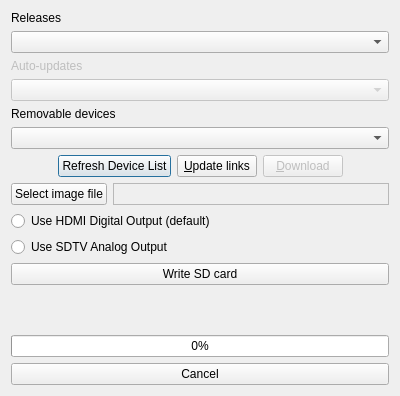
Qt form installer.ui (RasPlex/rasplex-installer) before a commit.
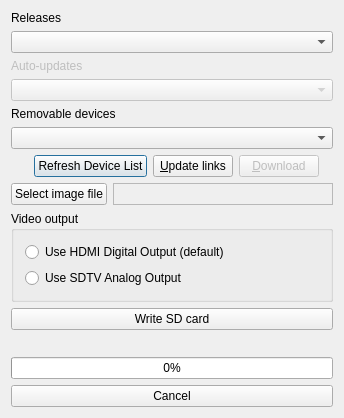
The same form after that commit. Icons and pictures are not drawn.

Commit message: Move video output radio buttons to QGroupBox

What changed in the file:
```diff
--- a/installer.ui
+++ b/installer.ui
@@ -6,8 +6,8 @@
    <rect>
     <x>0</x>
     <y>0</y>
-    <width>400</width>
-    <height>396</height>
+    <width>344</width>
+    <height>418</height>
    </rect>
   </property>
   <property name="windowTitle">
@@ -137,6 +137,12 @@
     </layout>
    </item>
    <item>
+    <widget class="QGroupBox" name="videoGroupBox">
+     <property name="title">
+      <string>Video output</string>
+     </property>
+     <layout class="QVBoxLayout" name="verticalLayout_2">
+      <item>
     <widget class="QRadioButton" name="hdmiOutputButton">
      <property name="text">
       <string>Use HDMI Digital Output (default)</string>
@@ -148,6 +154,9 @@
      <property name="text">
       <string>Use SDTV Analog Output</string>
      </property>
+       </widget>
+      </item>
+     </layout>
     </widget>
    </item>
    <item>
```
Lines whose indentation alone changed are shown as unchanged. The commit also changes 2 other files.
